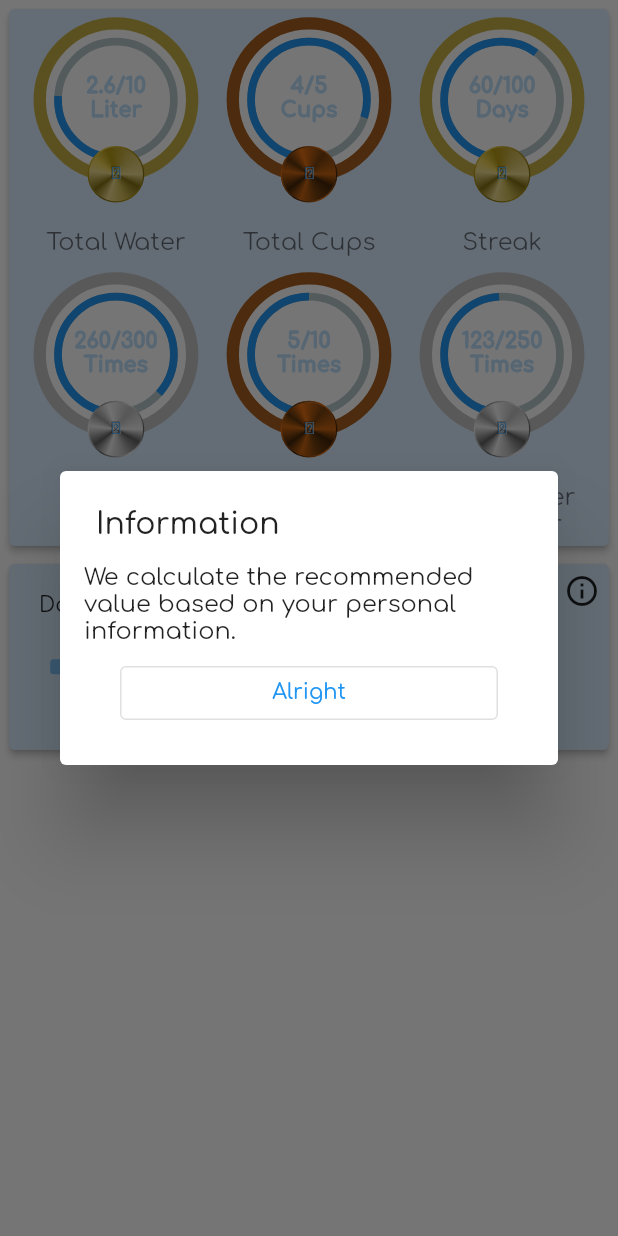
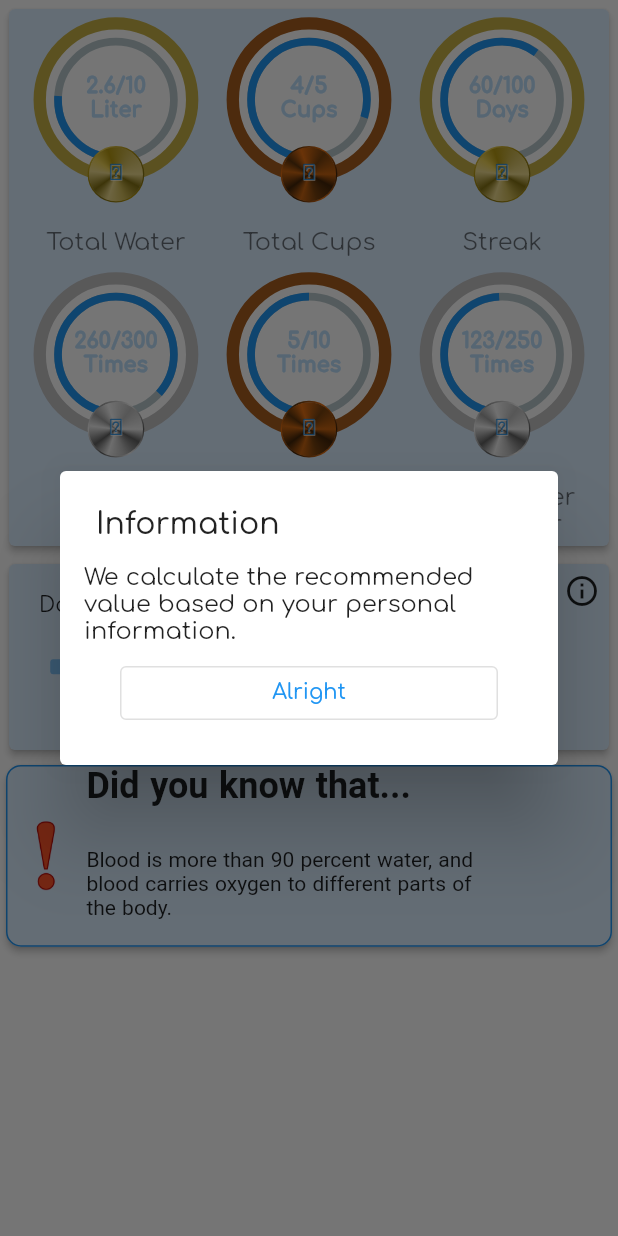
Before and after one commit to lu631str/Aquapido, a Flutter app: the Goals screen opened directly, after a tap on the "info outline" icon, on a phone screen of 412 x 824 dp. Run offline on Flutter 3.47's test engine with Material 2 defaults, Android fonts, the phone set to English and light mode, and no system bars; drawn by our look-alikes of auto_size_text, flutter_xlider, percent_indicator; our stand-ins replace easy_localization, google_fonts, numberpicker, rive, shared_preferences, sqflite; missing offline and left inert: grafpix, shake, time_range_picker; accounts and stored records are empty.

Commit message:
added infos

```diff
--- a/assets/translations/en-US.json
+++ b/assets/translations/en-US.json
@@ -28,5 +28,24 @@
             "weight": "Weight",
             "gender": "Gender"
         }
+
+    },
+
+    "infos": {
+        "info0":"With dehydration, the skin can become more vulnerable to skin disorders and premature wrinkling.",
+        "info1": "A lack of water can cause blood to become thicker, increasing blood pressure.",
+        "info2": "Blood is more than 90 percent water, and blood carries oxygen to different parts of the body.",
+        "info3": "Cartilage, found in joints and the disks of the spine, contains around 80 percent water. Long-term dehydration can reduce the joints’ shock-absorbing ability, leading to joint pain.",
+        "info4": "Dehydration can affect brain structure and function. It is also involved in the production of hormones and neurotransmitters. Prolonged dehydration can lead to problems with thinking and reasoning.",
+        "info5": "Water that is stored in the middle layers of the skin comes to the skin’s surface as sweat when the body heats up. As it evaporates, it cools the body. In sport.",
+        "info6": "The bowel needs water to work properly. Dehydration can lead to digestive problems, constipation, and an overly acidic stomach. This increases the risk of heartburn and stomach ulcers.",
+        "info7": "Water is needed in the processes of sweating and removal of urine and feces.",
+        "info8": "Saliva helps us digest our food and keeps the mouth, nose, and eyes moist. This prevents friction and damage. Drinking water also keeps the mouth clean. Consumed instead of sweetened beverages, it can also reduce tooth decay.",
+        "info9": "When dehydrated, airways are restricted by the body in an effort to minimize water loss. This can make asthma and allergies worse.",
+        "info10": "These dissolve in water, which makes it possible for them to reach different parts of the body.",
+        "info11": "The kidneys regulate fluid in the body. Insufficient water can lead to kidney stones and other problems.",
+        "info12": "Some scientists have proposed that consuming more water might enhance performance during strenuous activity. More research is needed to confirm this, but one review found that dehydration reduces performance in activities lasting longer than 30 minutes.",
+        "info13": "Water may also help with weight loss, if it is consumed instead of sweetened juices and sodas. “Preloading” with water before meals can help prevent overeating by creating a sense of fullness.",
+        "info14": "When partying, unsweetened soda water with ice and lemon alternated with alcoholic drinks can help prevent overconsumption of alcohol."
     }
 }
--- a/lib/Views/Onbording.dart
+++ b/lib/Views/Onbording.dart
@@ -7,6 +7,7 @@ import 'package:water_tracker/Widgets/GenderSelection.dart';
 import 'package:water_tracker/Widgets/InfoCard.dart';
 import 'package:water_tracker/Widgets/WeightSelection.dart';
 import 'package:provider/provider.dart';
+import 'package:easy_localization/easy_localization.dart';
 
 import '../main.dart';
 
@@ -167,7 +168,7 @@ class _OnbordingState extends State<Onbording> {
                 //margin:EdgeInsets.fromLTRB(0,MediaQuery.of(context).size.height / 10 ,0,0,) ,
                 child: InfoCard(
                   title: "Did you know that ...",
-                  text: infos[currentIndex],
+                  text: tr("infos.info"+currentIndex.toString()),                      //infos[currentIndex],
                 ),
               ),
               Row(children: [
--- a/lib/Views/goals.dart
+++ b/lib/Views/goals.dart
@@ -1,13 +1,17 @@
+import 'package:easy_localization/easy_localization.dart';
 import 'package:flutter/cupertino.dart';
 import 'package:flutter/material.dart';
 import '../Widgets/AchievementCircle.dart';
 import '../Widgets/DailyGoal.dart';
 import '../Widgets/MedalType.dart';
+import '../Widgets/InfoCard.dart';
+import 'dart:math';
 
 class Goals extends StatefulWidget {
   Goals({Key key, this.title}) : super(key: key);
 
   final String title;
+
 
   @override
   _GoalsState createState() => _GoalsState();
@@ -16,6 +20,8 @@ class Goals extends StatefulWidget {
 class _GoalsState extends State<Goals> {
   int _currentCupCounter = 4;
   int _totalWaterAmount = 2600;
+
+  int randomNumber =Random().nextInt(14) ;
 
   List<int> maxTotalWater = [10, 100, 300];
   List<int> maxCups = [5, 100, 300];
@@ -151,7 +157,10 @@ class _GoalsState extends State<Goals> {
                         ])),
                   ],
                 )),
-            DailyGoal()
+            DailyGoal(),
+            InfoCard(title: "Did you know that...",
+            text:tr("infos.info"+randomNumber.toString()),
+            )
           ],
         ),
       ),
--- a/lib/Widgets/AchievementCircle.dart
+++ b/lib/Widgets/AchievementCircle.dart
@@ -116,7 +116,7 @@ class AchievementCircle extends StatelessWidget {
                       icon: PixIcon.drop,
                       medalType: medalType,
                       radius: MediaQuery.of(context).size.height / 45,
-                      iconSize: 10.0,
+                      iconSize: MediaQuery.of(context).size.height / 60,
                       iconColor: Colors.blue,
                     ),
                   ),
--- a/lib/Widgets/InfoCard.dart
+++ b/lib/Widgets/InfoCard.dart
@@ -26,7 +26,7 @@ class InfoCard extends StatelessWidget {
           Container(
           //margin: EdgeInsets.fromLTRB(0,10,0,10),
             width: MediaQuery.of(context).size.width / 1.5 ,
-            height: MediaQuery.of(context).size.height / 7,
+            height: MediaQuery.of(context).size.height / 6.8,
             // height: SizeConfig.screenHeight,
             child: AutoSizeText.rich(
               //textAlign: TextAlign.start,
@@ -41,8 +41,8 @@ class InfoCard extends StatelessWidget {
                         )),
                     TextSpan(text: this.text, style: TextStyle(fontSize: 14))
                   ]),
-              maxLines: 6,
-              minFontSize: 10,
+              maxLines: 15,
+              minFontSize: 2,
             ),
           )
         ],
```
